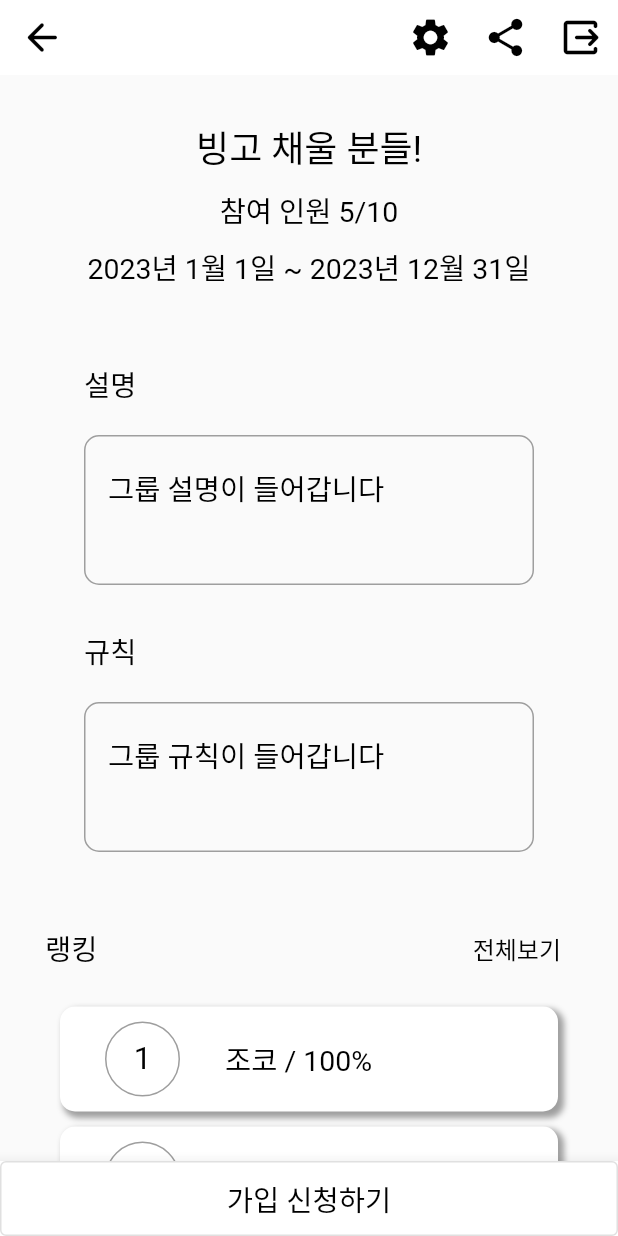
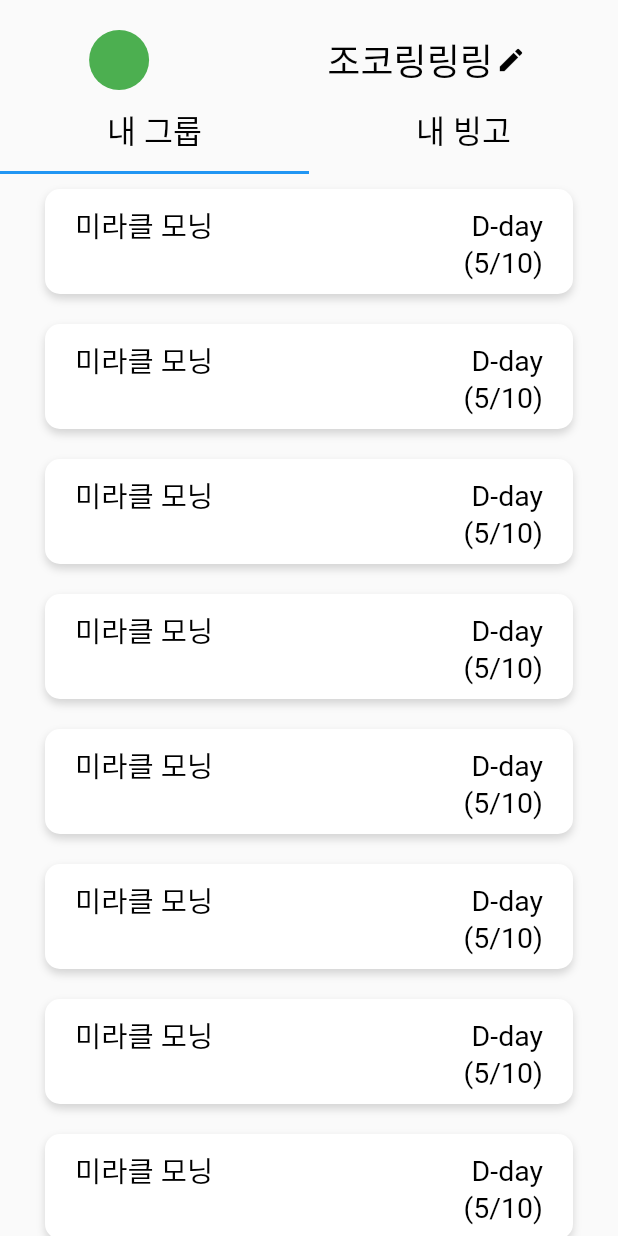
Before and after one commit to chaewool/Bin-goT, a Flutter app: the screen it shows after launch, on a phone screen of 412 x 824 dp. Run offline on Flutter 3.47's test engine with Material 2 defaults, Android fonts, the phone set to English and light mode, and no system bars; drawn by our look-alikes of contained_tab_bar_view; our stand-ins replace image_picker, table_calendar; missing offline and left inert: kakao_flutter_sdk; Roboto replaces fonts that are missing (RIDIBatang).

Commit message:
#21 :sparkles: feat: publishing user page

```diff
--- a/frontend/lib/main.dart
+++ b/frontend/lib/main.dart
@@ -1,4 +1,4 @@
-import 'package:bin_got/pages/group_main_page.dart';
+import 'package:bin_got/pages/user_page.dart';
 import 'package:flutter/material.dart';
 
 void main() {
@@ -12,7 +12,7 @@ class App extends StatelessWidget {
   Widget build(BuildContext context) {
     return MaterialApp(
       // home: const Main(),
-      home: const GroupMain(),
+      home: const MyPage(),
       theme: ThemeData(
         fontFamily: 'RIDIBatang',
       ),
--- a/frontend/lib/pages/group_main_page.dart
+++ b/frontend/lib/pages/group_main_page.dart
@@ -29,7 +29,7 @@ class GroupMain extends StatelessWidget {
     this.headcount = 10,
     this.explain = '그룹 설명이 들어갑니다',
     this.rule = '그룹 규칙이 들어갑니다',
-    this.isMember = false,
+    this.isMember = true,
     this.hasBingo = false,
   });
 
--- a/frontend/lib/pages/main_page.dart
+++ b/frontend/lib/pages/main_page.dart
@@ -1,4 +1,4 @@
-import 'package:bin_got/pages/my_page.dart';
+import 'package:bin_got/pages/user_page.dart';
 import 'package:bin_got/utilities/style_utils.dart';
 import 'package:bin_got/widgets/app_bar.dart';
 import 'package:bin_got/widgets/list.dart';
--- a/frontend/lib/pages/my_page.dart
+++ /dev/null
@@ -1,10 +0,0 @@
-import 'package:flutter/material.dart';
-
-class MyPage extends StatelessWidget {
-  const MyPage({super.key});
-
-  @override
-  Widget build(BuildContext context) {
-    return const Text('my page');
-  }
-}
--- /dev/null
+++ b/frontend/lib/pages/user_page.dart
@@ -0,0 +1,47 @@
+import 'package:bin_got/utilities/image_icon_utils.dart';
+import 'package:bin_got/utilities/style_utils.dart';
+import 'package:bin_got/widgets/button.dart';
+import 'package:bin_got/widgets/tab_bar.dart';
+import 'package:bin_got/widgets/text.dart';
+import 'package:flutter/material.dart';
+
+class MyPage extends StatelessWidget {
+  final String nickname;
+  const MyPage({super.key, this.nickname = '조코링링링'});
+
+  @override
+  Widget build(BuildContext context) {
+    return Scaffold(
+      body: Column(
+        mainAxisSize: MainAxisSize.max,
+        children: [
+          const SizedBox(
+            height: 20,
+          ),
+          Row(
+            mainAxisAlignment: MainAxisAlignment.spaceAround,
+            children: [
+              Container(
+                decoration: const BoxDecoration(
+                    shape: BoxShape.circle, color: greenColor),
+                width: 40,
+                height: 40,
+              ),
+              Row(
+                children: [
+                  CustomText(content: nickname, fontSize: FontSize.titleSize),
+                  CustomIconButton(
+                    onPressed: () {},
+                    icon: editIcon,
+                    size: 20,
+                  )
+                ],
+              ),
+            ],
+          ),
+          const Expanded(child: MyPageTabBar())
+        ],
+      ),
+    );
+  }
+}
--- a/frontend/lib/utilities/type_def_utils.dart
+++ b/frontend/lib/utilities/type_def_utils.dart
@@ -1,2 +1,5 @@
+import 'package:flutter/material.dart';
+
 typedef ReturnVoid = void Function();
 typedef StringList = List<String>;
+typedef WidgetList = List<Widget>;
--- a/frontend/lib/widgets/button.dart
+++ b/frontend/lib/widgets/button.dart
@@ -65,8 +65,11 @@ class CustomIconButton extends StatelessWidget {
   Widget build(BuildContext context) {
     return IconButton(
       onPressed: onPressed,
-      icon: CustomIcon(icon: icon, color: color),
-      iconSize: size,
+      icon: CustomIcon(
+        icon: icon,
+        color: color,
+        size: size,
+      ),
       padding: EdgeInsets.zero,
       constraints: const BoxConstraints(),
     );
--- a/frontend/lib/widgets/tab_bar.dart
+++ b/frontend/lib/widgets/tab_bar.dart
@@ -1,5 +1,6 @@
 import 'package:bin_got/utilities/image_icon_utils.dart';
 import 'package:bin_got/utilities/style_utils.dart';
+import 'package:bin_got/utilities/type_def_utils.dart';
 import 'package:bin_got/widgets/icon.dart';
 import 'package:bin_got/widgets/list.dart';
 import 'package:bin_got/widgets/text.dart';
@@ -36,19 +37,11 @@ class GroupAdminTabBar extends StatelessWidget {
 
   @override
   Widget build(BuildContext context) {
-    return Container(
-      decoration: const BoxDecoration(),
-      child: ContainedTabBarView(
-        tabs: const [
-          Tab(
-            child: CustomText(content: '가입 신청', fontSize: FontSize.largeSize),
-          ),
-          CustomText(content: '참여자', fontSize: FontSize.largeSize),
-        ],
-        views: [
-          SingleChildScrollView(
-            child: Column(
-              children: [
+    return CustomTextTabBar(tabTitles: const [
+      '가입 신청',
+      '참여자'
+    ], listItems: [
+      [
         for (int i = 0; i < 10; i += 1)
           MemberList(
             image: halfLogo,
@@ -56,18 +49,61 @@ class GroupAdminTabBar extends StatelessWidget {
             nickname: '조코링링링',
           )
       ],
-            ),
-          ),
-          SingleChildScrollView(
-            child: Column(
-              children: [
+      [
         for (int i = 0; i < 7; i += 1)
           MemberList(
             image: halfLogo,
             isMember: true,
             nickname: '조코링링링',
           )
+      ]
+    ]);
+  }
+}
+
+//* 마이 페이지 탭
+class MyPageTabBar extends StatelessWidget {
+  const MyPageTabBar({super.key});
+
+  @override
+  Widget build(BuildContext context) {
+    return CustomTextTabBar(tabTitles: const [
+      '내 그룹',
+      '내 빙고'
+    ], listItems: [
+      [for (int i = 0; i < 10; i += 1) const GroupList(isSearchMode: true)],
+      [for (int i = 0; i < 10; i += 1) const GroupList(isSearchMode: false)]
+    ]);
+  }
+}
+
+//* tab bar 기본 틀
+class CustomTextTabBar extends StatelessWidget {
+  final StringList tabTitles;
+  final List<WidgetList> listItems;
+  const CustomTextTabBar({
+    super.key,
+    required this.tabTitles,
+    required this.listItems,
+  });
+
+  @override
+  Widget build(BuildContext context) {
+    return Container(
+      decoration: const BoxDecoration(),
+      child: ContainedTabBarView(
+        tabs: [
+          for (String tabTitle in tabTitles)
+            Tab(
+              child:
+                  CustomText(content: tabTitle, fontSize: FontSize.largeSize),
+            ),
         ],
+        views: [
+          for (int i = 0; i < tabTitles.length; i += 1)
+            SingleChildScrollView(
+              child: Column(
+                children: [for (Widget listItem in listItems[i]) listItem],
               ),
             ),
         ],
```
Lines whose indentation alone changed are shown as unchanged.
